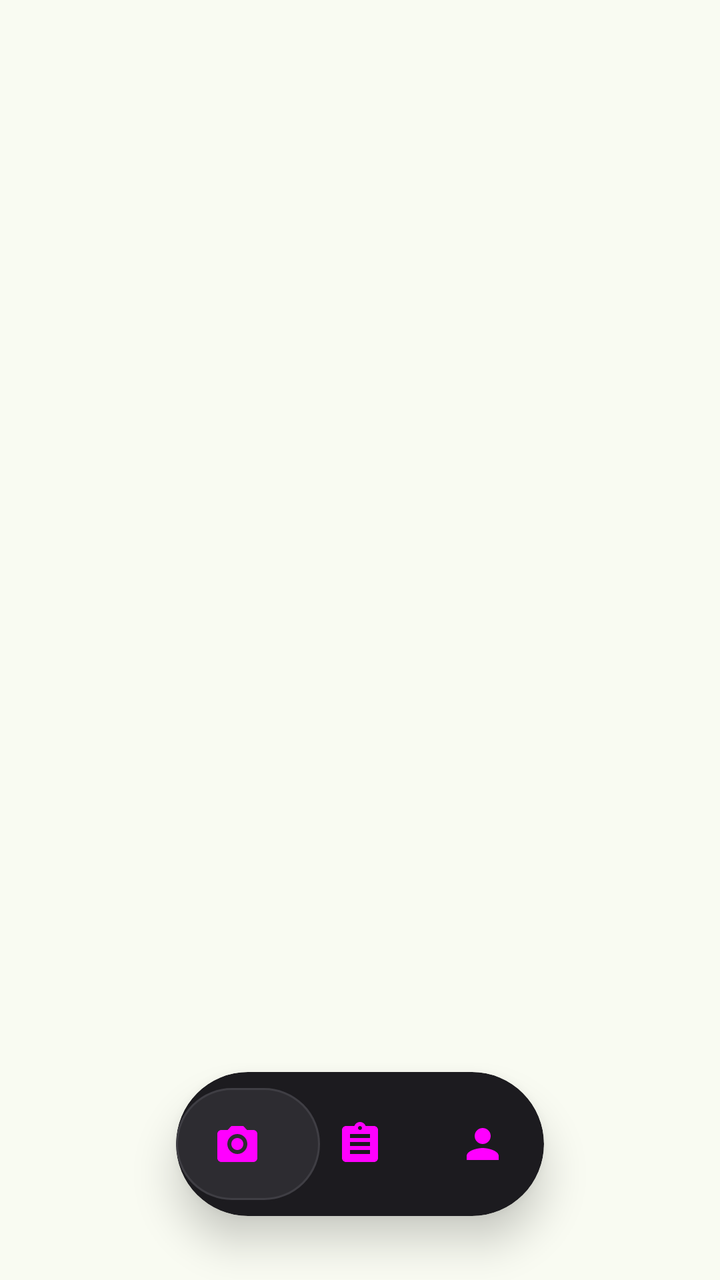
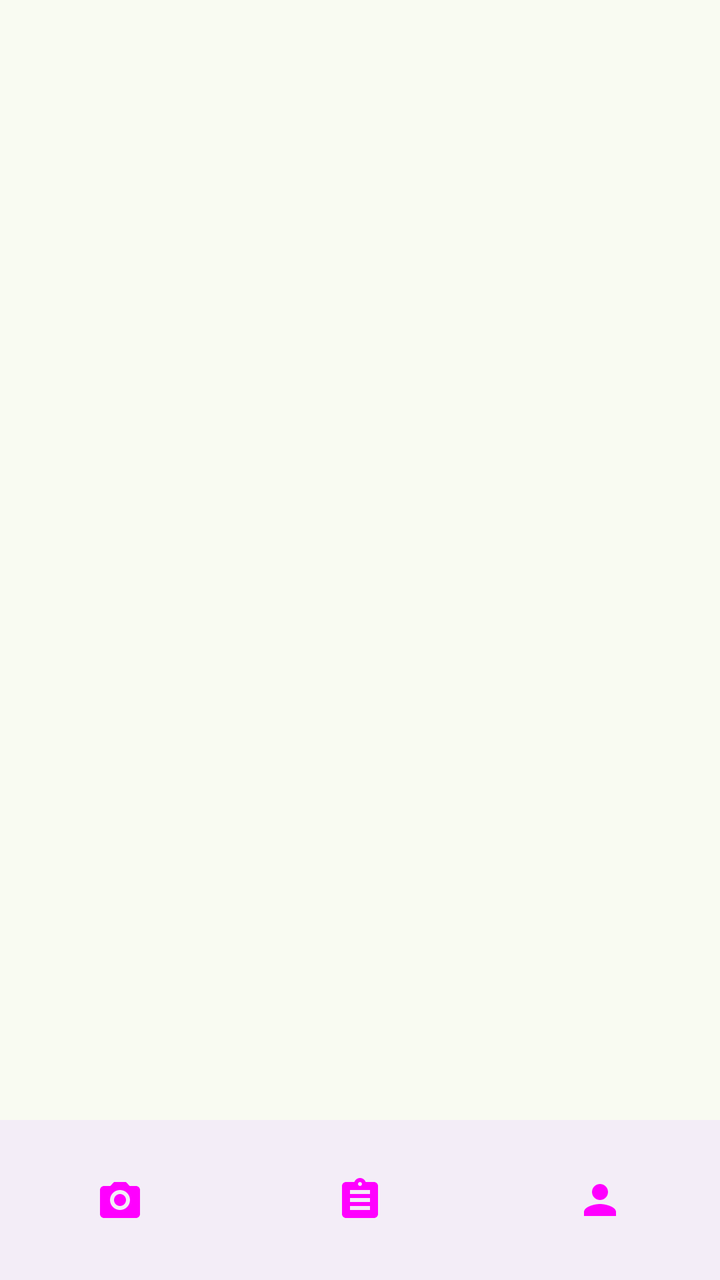

Before-and-after screenshots of an Android layout around one commit, followed by the original layout XML and the change that was made.
<!-- AndroidManifest.xml: application theme Theme.ScaScan -->
<!-- res/layout/fragment_main.xml -->
<?xml version="1.0" encoding="utf-8"?>
<androidx.constraintlayout.widget.ConstraintLayout
    xmlns:android="http://schemas.android.com/apk/res/android"
    xmlns:app="http://schemas.android.com/apk/res-auto"
    android:layout_width="match_parent"
    android:layout_height="match_parent"
    android:background="?android:colorBackground">

    <androidx.viewpager2.widget.ViewPager2
        android:id="@+id/viewPager"
        android:layout_width="0dp"
        android:layout_height="0dp"
        app:layout_constraintTop_toTopOf="parent"
        app:layout_constraintBottom_toBottomOf="parent"
        app:layout_constraintStart_toStartOf="parent"
        app:layout_constraintEnd_toEndOf="parent" />

    <com.google.android.material.progressindicator.LinearProgressIndicator
        android:id="@+id/analysisProgress"
        android:layout_width="match_parent"
        android:layout_height="4dp"
        android:indeterminate="true"
        android:visibility="gone"
        app:trackCornerRadius="0dp"
        app:layout_constraintTop_toTopOf="parent" />

    <com.google.android.material.card.MaterialCardView
        android:id="@+id/navCard"
        android:layout_width="0dp"
        android:layout_height="72dp"
        android:layout_marginBottom="32dp"
        android:layout_marginStart="88dp"
        android:layout_marginEnd="88dp"
        android:hapticFeedbackEnabled="true"
        app:cardCornerRadius="36dp"
        app:cardElevation="12dp"
        app:cardBackgroundColor="#1C1B1F"
        app:strokeWidth="0dp"
        app:layout_constraintBottom_toBottomOf="parent"
        app:layout_constraintStart_toStartOf="parent"
        app:layout_constraintEnd_toEndOf="parent">

        <FrameLayout
            android:layout_width="match_parent"
            android:layout_height="match_parent">

            
            <View
                android:id="@+id/navIndicator"
                android:layout_width="72dp"
                android:layout_height="56dp"
                android:layout_gravity="center_vertical"
                android:background="@drawable/nav_indicator_background" />

            <LinearLayout
                android:layout_width="match_parent"
                android:layout_height="match_parent"
                android:orientation="horizontal">

                <FrameLayout
                    android:id="@+id/nav_home"
                    android:layout_width="0dp"
                    android:layout_height="match_parent"
                    android:layout_weight="1"
                    android:clickable="true"
                    android:focusable="true">
                    <ImageView
                        android:id="@+id/icon_home"
                        android:layout_width="24dp"
                        android:layout_height="24dp"
                        android:layout_gravity="center"
                        android:src="@drawable/ic_camera"
                        app:tint="@color/nav_item_tint" />
                </FrameLayout>

                <FrameLayout
                    android:id="@+id/nav_log"
                    android:layout_width="0dp"
                    android:layout_height="match_parent"
                    android:layout_weight="1"
                    android:clickable="true"
                    android:focusable="true">
                    <ImageView
                        android:id="@+id/icon_log"
                        android:layout_width="24dp"
                        android:layout_height="24dp"
                        android:layout_gravity="center"
                        android:src="@drawable/ic_nav_log"
                        app:tint="@color/nav_item_tint" />
                </FrameLayout>

                <FrameLayout
                    android:id="@+id/nav_profile"
                    android:layout_width="0dp"
                    android:layout_height="match_parent"
                    android:layout_weight="1"
                    android:clickable="true"
                    android:focusable="true">
                    <ImageView
                        android:id="@+id/icon_profile"
                        android:layout_width="24dp"
                        android:layout_height="24dp"
                        android:layout_gravity="center"
                        android:src="@drawable/ic_nav_profile"
                        app:tint="@color/nav_item_tint" />
                </FrameLayout>

            </LinearLayout>
        </FrameLayout>

    </com.google.android.material.card.MaterialCardView>

</androidx.constraintlayout.widget.ConstraintLayout>
<!-- resources referenced by this layout -->
<resources>
  <!-- drawable ic_camera (drawable) -->
  <?xml version="1.0" encoding="utf-8"?>
  <vector xmlns:android="http://schemas.android.com/apk/res/android"
      android:width="24dp"
      android:height="24dp"
      android:viewportWidth="24"
      android:viewportHeight="24">
      <path
          android:fillColor="@android:color/white"
          android:pathData="M20,5H16.83L15,3H9L7.17,5H4C2.9,5 2,5.9 2,7v12c0,1.1 0.9,2 2,2h16c1.1,0 2,-0.9 2,-2V7C22,5.9 21.1,5 20,5zM12,17c-2.76,0 -5,-2.24 -5,-5s2.24,-5 5,-5 5,2.24 5,5S14.76,17 12,17zM12,9c-1.66,0 -3,1.34 -3,3s1.34,3 3,3 3,-1.34 3,-3S13.66,9 12,9z" />
  </vector>
  <!-- drawable ic_nav_log (drawable) -->
  <?xml version="1.0" encoding="utf-8"?>
  <vector xmlns:android="http://schemas.android.com/apk/res/android"
      android:width="24dp"
      android:height="24dp"
      android:viewportWidth="24"
      android:viewportHeight="24">
      <path
          android:fillColor="@android:color/white"
          android:pathData="M19,3H14.82C14.4,1.84 13.3,1 12,1C10.7,1 9.6,1.84 9.18,3H5C3.9,3 3,3.9 3,5v14c0,1.1 0.9,2 2,2h14c1.1,0 2,-0.9 2,-2V5C21,3.9 20.1,3 19,3zM12,3c0.55,0 1,0.45 1,1s-0.45,1 -1,1s-1,-0.45 -1,-1S11.45,3 12,3zM17,17H7v-2h10V17zM17,13H7v-2h10V13zM17,9H7V7h10V9z" />
  </vector>
  <!-- drawable ic_nav_profile (drawable) -->
  <?xml version="1.0" encoding="utf-8"?>
  <vector xmlns:android="http://schemas.android.com/apk/res/android"
      android:width="24dp"
      android:height="24dp"
      android:viewportWidth="24"
      android:viewportHeight="24">
      <path
          android:fillColor="@android:color/white"
          android:pathData="M12,12c2.21,0 4,-1.79 4,-4S14.21,4 12,4S8,5.79 8,8S9.79,12 12,12zM12,14c-2.67,0 -8,1.34 -8,4v2h16v-2C20,15.34 14.67,14 12,14z" />
  </vector>
  <!-- drawable nav_indicator_background (drawable) -->
  <?xml version="1.0" encoding="utf-8"?>
  <shape xmlns:android="http://schemas.android.com/apk/res/android">
      <solid android:color="#2D2C31" />
      <corners android:radius="28dp" />
      <stroke
          android:width="1dp"
          android:color="#3F3E44" />
  </shape>
  <color name="colorPrimary">#386A20</color>
  <color name="colorOnPrimary">#FFFFFF</color>
  <color name="colorBackground">#F9FBF2</color>
  <style name="ShapeAppearance.App.Pill" parent="">
          <item name="cornerFamily">rounded</item>
          <item name="cornerSize">50%</item>
      </style>
  <style name="ShapeAppearance.App.LargeRounded" parent="">
          <item name="cornerFamily">rounded</item>
          <item name="cornerSize">28dp</item>
      </style>
  <style name="Widget.App.Button" parent="Widget.Material3.Button">
          <item name="shapeAppearance">@style/ShapeAppearance.App.Pill</item>
          <item name="android:paddingStart">24dp</item>
          <item name="android:paddingEnd">24dp</item>
      </style>
  <style name="Widget.App.Button.Outlined" parent="Widget.Material3.Button.OutlinedButton">
          <item name="shapeAppearance">@style/ShapeAppearance.App.Pill</item>
          <item name="android:paddingStart">24dp</item>
          <item name="android:paddingEnd">24dp</item>
      </style>
  <style name="Widget.App.FloatingActionButton" parent="Widget.Material3.FloatingActionButton.Large.Primary">
          <item name="shapeAppearance">@style/ShapeAppearance.App.Pill</item>
      </style>
  <style name="Widget.App.ExtendedFab" parent="Widget.Material3.ExtendedFloatingActionButton.Primary">
          <item name="shapeAppearance">@style/ShapeAppearance.App.Pill</item>
      </style>
  <style name="Widget.App.Card" parent="Widget.Material3.CardView.Filled">
          <item name="shapeAppearance">@style/ShapeAppearance.App.LargeRounded</item>
          <item name="cardElevation">0dp</item>
          <item name="strokeWidth">0dp</item>
      </style>
  <!-- unchanged entries left out for length: 1 -->
</resources>

<!-- the commit's change to res/layout/fragment_main.xml (unified diff, before → after) -->
@@ -24,90 +24,15 @@
         app:trackCornerRadius="0dp"
         app:layout_constraintTop_toTopOf="parent" />
 
-    <com.google.android.material.card.MaterialCardView
-        android:id="@+id/navCard"
+    <com.google.android.material.bottomnavigation.BottomNavigationView
+        android:id="@+id/bottomNav"
         android:layout_width="0dp"
-        android:layout_height="72dp"
-        android:layout_marginBottom="32dp"
-        android:layout_marginStart="88dp"
-        android:layout_marginEnd="88dp"
-        android:hapticFeedbackEnabled="true"
-        app:cardCornerRadius="36dp"
-        app:cardElevation="12dp"
-        app:cardBackgroundColor="#1C1B1F"
-        app:strokeWidth="0dp"
+        android:layout_height="wrap_content"
+        app:menu="@menu/bottom_nav_menu"
+        app:labelVisibilityMode="unlabeled"
         app:layout_constraintBottom_toBottomOf="parent"
         app:layout_constraintStart_toStartOf="parent"
-        app:layout_constraintEnd_toEndOf="parent">
-
-        <FrameLayout
-            android:layout_width="match_parent"
-            android:layout_height="match_parent">
-
-            
-            <View
-                android:id="@+id/navIndicator"
-                android:layout_width="72dp"
-                android:layout_height="56dp"
-                android:layout_gravity="center_vertical"
-                android:background="@drawable/nav_indicator_background" />
-
-            <LinearLayout
-                android:layout_width="match_parent"
-                android:layout_height="match_parent"
-                android:orientation="horizontal">
-
-                <FrameLayout
-                    android:id="@+id/nav_home"
-                    android:layout_width="0dp"
-                    android:layout_height="match_parent"
-                    android:layout_weight="1"
-                    android:clickable="true"
-                    android:focusable="true">
-                    <ImageView
-                        android:id="@+id/icon_home"
-                        android:layout_width="24dp"
-                        android:layout_height="24dp"
-                        android:layout_gravity="center"
-                        android:src="@drawable/ic_camera"
-                        app:tint="@color/nav_item_tint" />
-                </FrameLayout>
-
-                <FrameLayout
-                    android:id="@+id/nav_log"
-                    android:layout_width="0dp"
-                    android:layout_height="match_parent"
-                    android:layout_weight="1"
-                    android:clickable="true"
-                    android:focusable="true">
-                    <ImageView
-                        android:id="@+id/icon_log"
-                        android:layout_width="24dp"
-                        android:layout_height="24dp"
-                        android:layout_gravity="center"
-                        android:src="@drawable/ic_nav_log"
-                        app:tint="@color/nav_item_tint" />
-                </FrameLayout>
-
-                <FrameLayout
-                    android:id="@+id/nav_profile"
-                    android:layout_width="0dp"
-                    android:layout_height="match_parent"
-                    android:layout_weight="1"
-                    android:clickable="true"
-                    android:focusable="true">
-                    <ImageView
-                        android:id="@+id/icon_profile"
-                        android:layout_width="24dp"
-                        android:layout_height="24dp"
-                        android:layout_gravity="center"
-                        android:src="@drawable/ic_nav_profile"
-                        app:tint="@color/nav_item_tint" />
-                </FrameLayout>
-
-            </LinearLayout>
-        </FrameLayout>
-
-    </com.google.android.material.card.MaterialCardView>
+        app:layout_constraintEnd_toEndOf="parent"
+        android:background="?attr/colorSurfaceContainer" />
 
 </androidx.constraintlayout.widget.ConstraintLayout>
<!-- resource entries referenced after the edit -->
@@ -1,47 +1,5 @@
 <!-- resources referenced by this layout -->
 <resources>
-  <!-- drawable ic_camera (drawable) -->
-  <?xml version="1.0" encoding="utf-8"?>
-  <vector xmlns:android="http://schemas.android.com/apk/res/android"
-      android:width="24dp"
-      android:height="24dp"
-      android:viewportWidth="24"
-      android:viewportHeight="24">
-      <path
-          android:fillColor="@android:color/white"
-          android:pathData="M20,5H16.83L15,3H9L7.17,5H4C2.9,5 2,5.9 2,7v12c0,1.1 0.9,2 2,2h16c1.1,0 2,-0.9 2,-2V7C22,5.9 21.1,5 20,5zM12,17c-2.76,0 -5,-2.24 -5,-5s2.24,-5 5,-5 5,2.24 5,5S14.76,17 12,17zM12,9c-1.66,0 -3,1.34 -3,3s1.34,3 3,3 3,-1.34 3,-3S13.66,9 12,9z" />
-  </vector>
-  <!-- drawable ic_nav_log (drawable) -->
-  <?xml version="1.0" encoding="utf-8"?>
-  <vector xmlns:android="http://schemas.android.com/apk/res/android"
-      android:width="24dp"
-      android:height="24dp"
-      android:viewportWidth="24"
-      android:viewportHeight="24">
-      <path
-          android:fillColor="@android:color/white"
-          android:pathData="M19,3H14.82C14.4,1.84 13.3,1 12,1C10.7,1 9.6,1.84 9.18,3H5C3.9,3 3,3.9 3,5v14c0,1.1 0.9,2 2,2h14c1.1,0 2,-0.9 2,-2V5C21,3.9 20.1,3 19,3zM12,3c0.55,0 1,0.45 1,1s-0.45,1 -1,1s-1,-0.45 -1,-1S11.45,3 12,3zM17,17H7v-2h10V17zM17,13H7v-2h10V13zM17,9H7V7h10V9z" />
-  </vector>
-  <!-- drawable ic_nav_profile (drawable) -->
-  <?xml version="1.0" encoding="utf-8"?>
-  <vector xmlns:android="http://schemas.android.com/apk/res/android"
-      android:width="24dp"
-      android:height="24dp"
-      android:viewportWidth="24"
-      android:viewportHeight="24">
-      <path
-          android:fillColor="@android:color/white"
-          android:pathData="M12,12c2.21,0 4,-1.79 4,-4S14.21,4 12,4S8,5.79 8,8S9.79,12 12,12zM12,14c-2.67,0 -8,1.34 -8,4v2h16v-2C20,15.34 14.67,14 12,14z" />
-  </vector>
-  <!-- drawable nav_indicator_background (drawable) -->
-  <?xml version="1.0" encoding="utf-8"?>
-  <shape xmlns:android="http://schemas.android.com/apk/res/android">
-      <solid android:color="#2D2C31" />
-      <corners android:radius="28dp" />
-      <stroke
-          android:width="1dp"
-          android:color="#3F3E44" />
-  </shape>
   <color name="colorPrimary">#386A20</color>
   <color name="colorOnPrimary">#FFFFFF</color>
   <color name="colorBackground">#F9FBF2</color>
